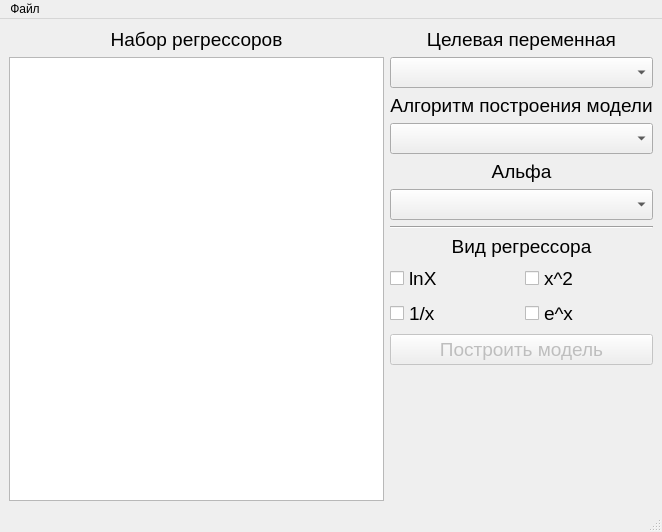
First picture: the form in main.ui, repository DariaCoven/diplom, before the edit.
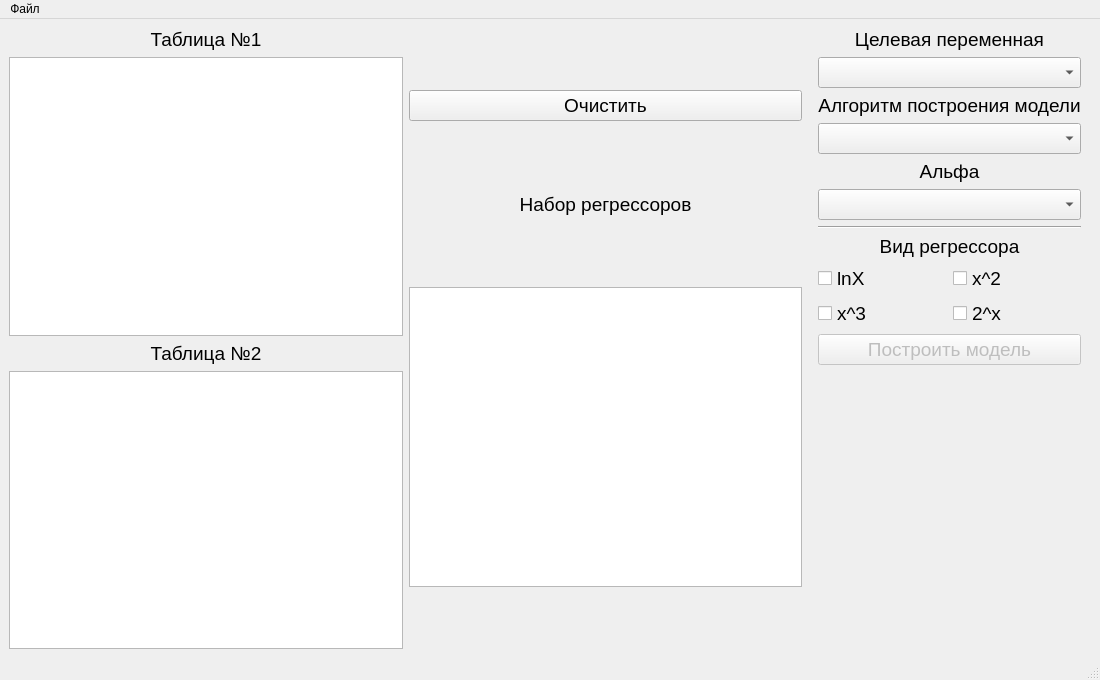
Second picture: the form after the edit.

Diff of the .ui file:
```diff
--- a/main.ui
+++ b/main.ui
@@ -6,22 +6,103 @@
    <rect>
     <x>0</x>
     <y>0</y>
-    <width>662</width>
-    <height>532</height>
+    <width>1100</width>
+    <height>680</height>
    </rect>
   </property>
+  <property name="minimumSize">
+   <size>
+    <width>1100</width>
+    <height>680</height>
+   </size>
+  </property>
   <property name="windowTitle">
    <string>MainWindow</string>
   </property>
   <widget class="QWidget" name="centralwidget">
    <layout class="QHBoxLayout" name="horizontalLayout">
+    <item>
+     <layout class="QVBoxLayout" name="verticalLayout_4">
+      <item>
+       <widget class="QLabel" name="label_6">
+        <property name="font">
+         <font>
+          <pointsize>14</pointsize>
+         </font>
+        </property>
+        <property name="text">
+         <string>Таблица №1</string>
+        </property>
+        <property name="alignment">
+         <set>Qt::AlignCenter</set>
+        </property>
+       </widget>
+      </item>
+      <item>
+       <widget class="QTableWidget" name="table_1">
+        <property name="editTriggers">
+         <set>QAbstractItemView::NoEditTriggers</set>
+        </property>
+        <attribute name="horizontalHeaderStretchLastSection">
+         <bool>true</bool>
+        </attribute>
+        <attribute name="verticalHeaderStretchLastSection">
+         <bool>false</bool>
+        </attribute>
+       </widget>
+      </item>
+      <item>
+       <widget class="QLabel" name="label_7">
+        <property name="font">
+         <font>
+          <pointsize>14</pointsize>
+         </font>
+        </property>
+        <property name="text">
+         <string>Таблица №2</string>
+        </property>
+        <property name="alignment">
+         <set>Qt::AlignCenter</set>
+        </property>
+       </widget>
+      </item>
+      <item>
+       <widget class="QTableWidget" name="table_2">
+        <property name="editTriggers">
+         <set>QAbstractItemView::NoEditTriggers</set>
+        </property>
+       </widget>
+      </item>
+     </layout>
+    </item>
     <item>
      <layout class="QVBoxLayout" name="verticalLayout_2">
+      <property name="spacing">
+       <number>6</number>
+      </property>
       <item>
        <layout class="QVBoxLayout" name="vl_graph"/>
       </item>
+      <item>
+       <widget class="QPushButton" name="pb_clear_graph">
+        <property name="font">
+         <font>
+          <pointsize>14</pointsize>
+         </font>
+        </property>
+        <property name="text">
+         <string>Очистить</string>
+        </property>
+       </widget>
+      </item>
       <item>
        <widget class="QLabel" name="label_3">
+        <property name="maximumSize">
+         <size>
+          <width>16777215</width>
+          <height>30</height>
+         </size>
+        </property>
         <property name="font">
          <font>
           <pointsize>14</pointsize>
@@ -37,6 +118,12 @@
       </item>
       <item>
        <widget class="QListWidget" name="lw_results">
+        <property name="maximumSize">
+         <size>
+          <width>16777215</width>
+          <height>300</height>
+         </size>
+        </property>
         <property name="font">
          <font>
           <pointsize>14</pointsize>
@@ -48,6 +135,15 @@
     </item>
     <item>
      <layout class="QVBoxLayout" name="verticalLayout_3">
+      <property name="spacing">
+       <number>6</number>
+      </property>
+      <property name="leftMargin">
+       <number>10</number>
+      </property>
+      <property name="rightMargin">
+       <number>10</number>
+      </property>
       <item>
        <layout class="QVBoxLayout" name="verticalLayout">
         <item>
@@ -185,7 +281,7 @@
              </font>
             </property>
             <property name="text">
-             <string>1/x</string>
+             <string>x^3</string>
             </property>
            </widget>
           </item>
@@ -197,7 +293,7 @@
              </font>
             </property>
             <property name="text">
-             <string>e^x</string>
+             <string>2^x</string>
             </property>
            </widget>
           </item>
@@ -248,7 +344,7 @@
     <rect>
      <x>0</x>
      <y>0</y>
-     <width>662</width>
+     <width>1100</width>
      <height>21</height>
     </rect>
    </property>
```
Left out of the diff: 3 changed lines with no effect on the pictures.
